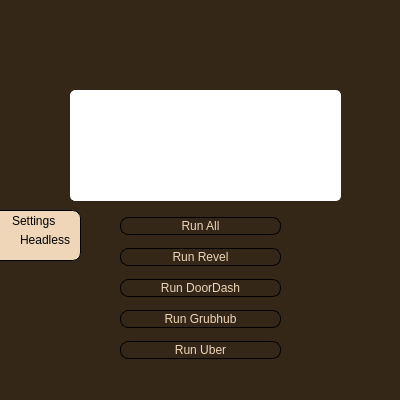
Before: the Qt Designer form Program.ui in reedx8/Sales-Web-Scrap, drawn with Qt 5.
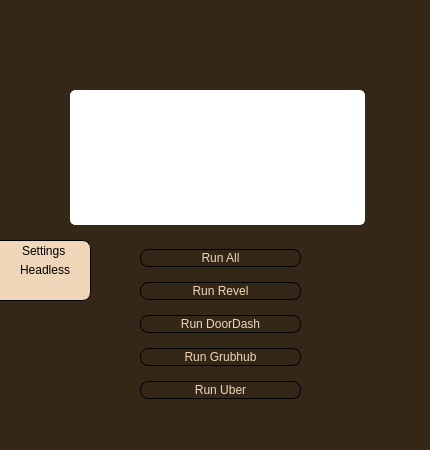
After: the same form once the commit is applied. Icons and pictures are not drawn.

Commit message: adjusted GUI app window to accomodate high res screens

Diff of the .ui file:
```diff
--- a/Program.ui
+++ b/Program.ui
@@ -6,20 +6,20 @@
    <rect>
     <x>0</x>
     <y>0</y>
-    <width>400</width>
-    <height>400</height>
+    <width>430</width>
+    <height>450</height>
    </rect>
   </property>
   <property name="minimumSize">
    <size>
-    <width>400</width>
-    <height>400</height>
+    <width>430</width>
+    <height>450</height>
    </size>
   </property>
   <property name="maximumSize">
    <size>
-    <width>400</width>
-    <height>400</height>
+    <width>430</width>
+    <height>450</height>
    </size>
   </property>
   <property name="windowTitle">
@@ -52,10 +52,10 @@
    <widget class="QWidget" name="gridLayoutWidget">
     <property name="geometry">
      <rect>
-      <x>120</x>
-      <y>210</y>
+      <x>140</x>
+      <y>240</y>
       <width>161</width>
-      <height>161</height>
+      <height>168</height>
      </rect>
     </property>
     <layout class="QGridLayout" name="gridLayout">
@@ -142,10 +142,22 @@
      <rect>
       <x>70</x>
       <y>90</y>
-      <width>271</width>
-      <height>111</height>
+      <width>295</width>
+      <height>135</height>
      </rect>
     </property>
+    <property name="minimumSize">
+     <size>
+      <width>295</width>
+      <height>135</height>
+     </size>
+    </property>
+    <property name="maximumSize">
+     <size>
+      <width>295</width>
+      <height>135</height>
+     </size>
+    </property>
     <property name="styleSheet">
      <string notr="true">QListWidget
 {
@@ -162,7 +174,7 @@
    <widget class="QLabel" name="AvaRoasteriaTitle">
     <property name="geometry">
      <rect>
-      <x>70</x>
+      <x>80</x>
       <y>0</y>
       <width>251</width>
       <height>91</height>
@@ -190,8 +202,8 @@
    <widget class="QPushButton" name="GithubButton">
     <property name="geometry">
      <rect>
-      <x>330</x>
-      <y>350</y>
+      <x>360</x>
+      <y>400</y>
       <width>61</width>
       <height>21</height>
      </rect>
@@ -231,7 +243,7 @@
    <widget class="QLabel" name="label">
     <property name="geometry">
      <rect>
-      <x>380</x>
+      <x>410</x>
       <y>0</y>
       <width>21</width>
       <height>20</height>
@@ -251,9 +263,9 @@
     <property name="geometry">
      <rect>
       <x>-10</x>
-      <y>210</y>
-      <width>91</width>
-      <height>51</height>
+      <y>240</y>
+      <width>101</width>
+      <height>61</height>
      </rect>
     </property>
     <property name="styleSheet">
@@ -297,7 +309,7 @@
     <widget class="QLineEdit" name="SettingsTitle">
      <property name="geometry">
       <rect>
-       <x>20</x>
+       <x>30</x>
        <y>0</y>
        <width>61</width>
        <height>21</height>
```
